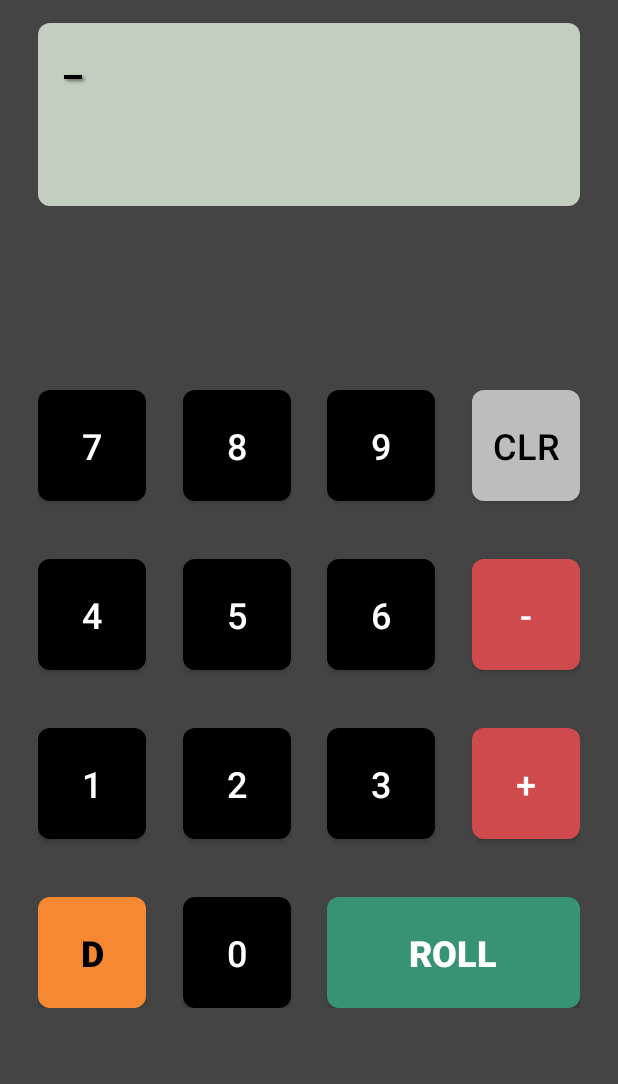
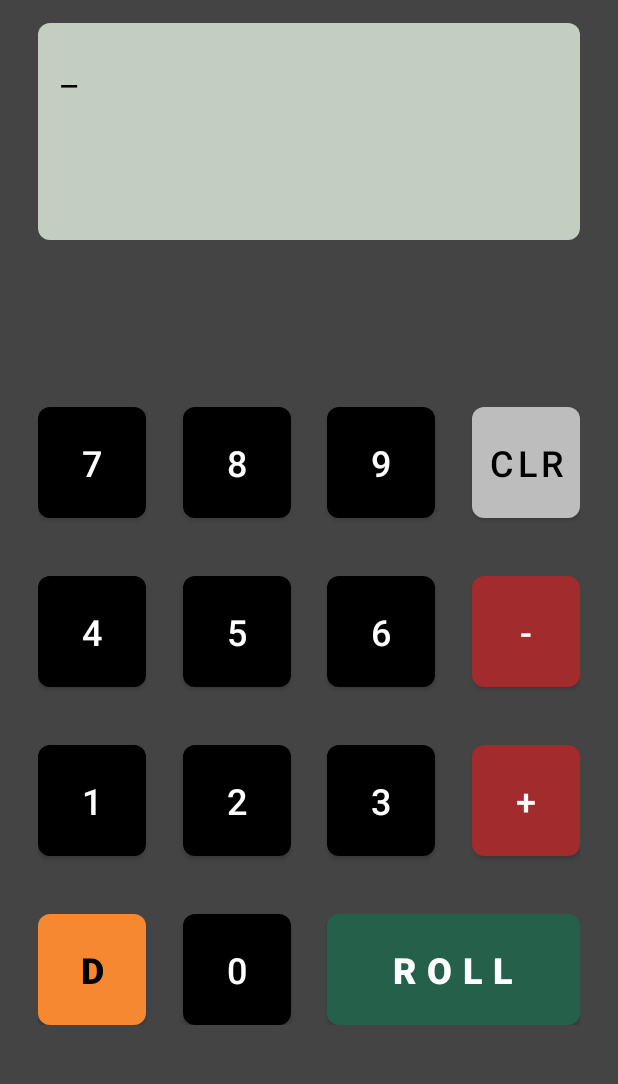
Before and after one commit to remcoder/polyhedral-dice-calculator, an Android app: the screen it shows after launch (MainActivity), on a phone screen of 412 x 824 dp, the part 44-1128 px from its top. Run offline under Robolectric (Android 15) with nearby library versions, the phone set to English and light mode, and no system bars; libraries missing offline, so code that uses them is left out: com.q42.tolbaaken, com.q42.utils; 1 statement that could not run was skipped.

Commit message:
Tweaked readability

```diff
--- a/src/app/src/main/res/values/colors.xml
+++ b/src/app/src/main/res/values/colors.xml
@@ -5,10 +5,10 @@
     <color name="colorAccent">#FF4081</color>
     <color name="white">#fff</color>
     <color name="black">#000</color>
-    <color name="red">#CF4A4C</color>
+    <color name="red">#A12B2D</color>
     <color name="grey">#BDBDBD</color>
     <color name="dark_grey">#444444</color>
     <color name="ocher">#F58830</color>
-    <color name="turquoise">#389374</color>
+    <color name="turquoise">#24604A</color>
     <color name="lcd">#C4CEC0</color>
 </resources>
--- a/src/app/src/main/res/values/styles.xml
+++ b/src/app/src/main/res/values/styles.xml
@@ -8,6 +8,7 @@
         <item name="colorAccent">@color/colorAccent</item>
         <item name="android:textColor">@color/black</item>
         <item name="android:buttonStyle">@style/CalculatorButton</item>
+        <item name="android:navigationBarColor">@color/dark_grey</item>
     </style>
 
     <style name="actionbarStyle" parent="Theme.AppCompat.Light.DarkActionBar">
@@ -34,19 +35,21 @@
     <style name="CommandButton" parent="CalculatorButton">
         <item name="android:backgroundTint">@color/grey</item>
         <item name="android:textColor">@color/black</item>
+        <item name="android:letterSpacing">0.1</item>
     </style>
 
     <style name="RollButton" parent="CalculatorButton">
         <item name="android:backgroundTint">@color/turquoise</item>
         <item name="android:textStyle">bold</item>
+        <item name="android:letterSpacing">0.3</item>
     </style>
 
     <style name="AppTheme.LCD">
-        <item name="android:fontFamily">@font/mode7</item>
+        <!--<item name="android:fontFamily">@font/mode7</item>-->
         <item name="android:textColor">#000000</item>
-        <item name="android:shadowColor">#80000000</item>
-        <item name="android:shadowDx">2</item>
-        <item name="android:shadowDy">2</item>
-        <item name="android:shadowRadius">2.5</item>
+        <!--<item name="android:shadowColor">#80000000</item>-->
+        <!--<item name="android:shadowDx">2</item>-->
+        <!--<item name="android:shadowDy">2</item>-->
+        <!--<item name="android:shadowRadius">2.5</item>-->
     </style>
 </resources>
```
